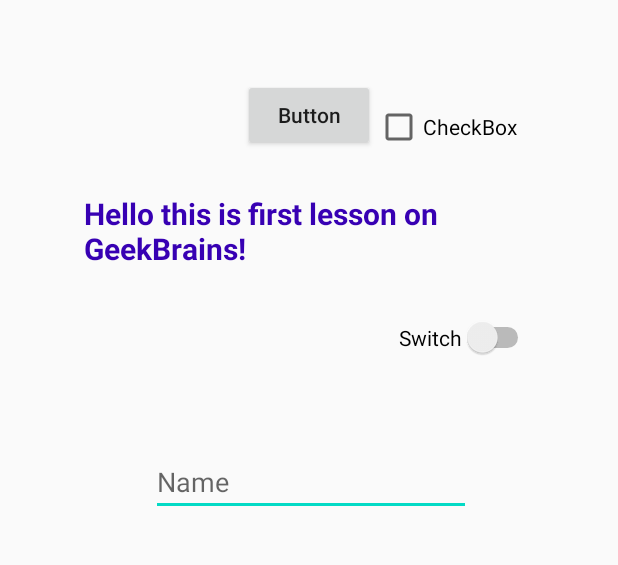
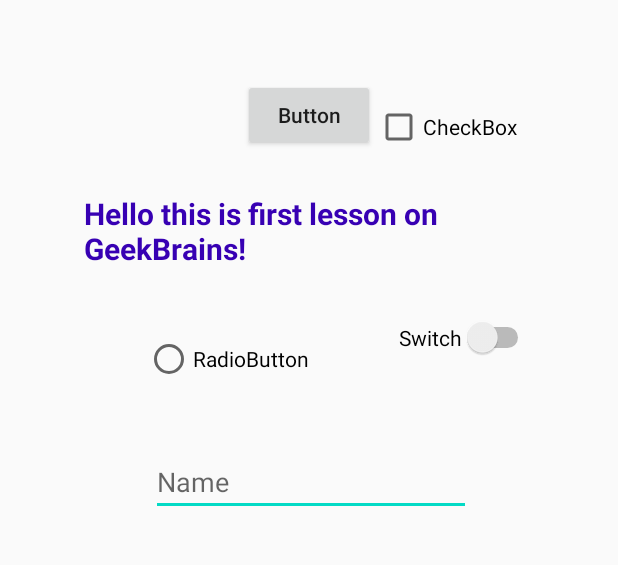
Before and after one commit to Ruslan61/Android_Base_Level, an Android app: the screen it shows after launch (MainActivity), after a tap on "Button", on a phone screen of 412 x 824 dp, the part 429-994 px from its top. Run offline under Robolectric (Android 15) with nearby library versions, the phone set to English and light mode, and no system bars.

Commit message:
added radiobutton

```diff
--- a/app/src/main/res/layout-land/activity_main.xml
+++ b/app/src/main/res/layout-land/activity_main.xml
@@ -66,4 +66,15 @@
         app:layout_constraintStart_toStartOf="@+id/helloWorldTextView"
         app:layout_constraintTop_toBottomOf="@+id/switch1" />
 
+    <RadioButton
+        android:id="@+id/radioButton"
+        android:layout_width="wrap_content"
+        android:layout_height="wrap_content"
+        android:layout_marginEnd="52dp"
+        android:text="@string/radiobutton"
+        app:layout_constraintBottom_toBottomOf="parent"
+        app:layout_constraintEnd_toStartOf="@+id/switch1"
+        app:layout_constraintTop_toTopOf="parent"
+        app:layout_constraintVertical_bias="0.493" />
+
 </androidx.constraintlayout.widget.ConstraintLayout>
--- a/app/src/main/res/layout/activity_main.xml
+++ b/app/src/main/res/layout/activity_main.xml
@@ -74,4 +74,14 @@
         app:layout_constraintBottom_toBottomOf="@+id/button"
         app:layout_constraintStart_toEndOf="@+id/button" />
 
+    <RadioButton
+        android:id="@+id/radioButton2"
+        android:layout_width="wrap_content"
+        android:layout_height="wrap_content"
+        android:layout_marginEnd="60dp"
+        android:text="@string/radiobutton"
+        app:layout_constraintBottom_toTopOf="@+id/editText"
+        app:layout_constraintEnd_toStartOf="@+id/switch1"
+        app:layout_constraintTop_toBottomOf="@+id/helloWorldTextView" />
+
 </androidx.constraintlayout.widget.ConstraintLayout>
--- a/app/src/main/res/values/strings.xml
+++ b/app/src/main/res/values/strings.xml
@@ -6,4 +6,5 @@
     <string name="switch_text">Switch</string>
     <string name="name">Name</string>
     <string name="checkbox">CheckBox</string>
+    <string name="radiobutton">RadioButton</string>
 </resources>
```
Also changed, not shown: 1 other file.
